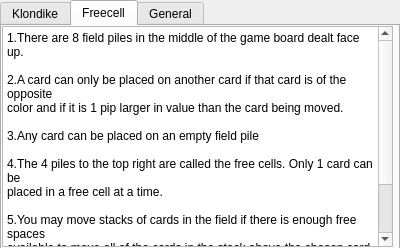
The window that CardGame/help.ui (kiloecho78/CS4865) describes before a commit, drawn with Qt 5.
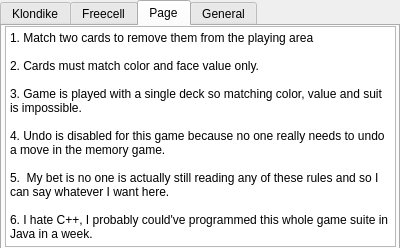
The same window after the commit. Icons and pictures are not drawn.

Commit message: Completed MatchGame added PreferencesPage ui.  Working on adding pics to PreferencesPage.

Patch:
```diff
--- a/CardGame/help.ui
+++ b/CardGame/help.ui
@@ -42,7 +42,7 @@
     <bool>false</bool>
    </property>
    <property name="currentIndex">
-    <number>1</number>
+    <number>2</number>
    </property>
    <widget class="QWidget" name="KlondikeTab">
     <attribute name="title">
@@ -116,6 +116,37 @@
      </property>
     </widget>
    </widget>
+   <widget class="QWidget" name="Match">
+    <attribute name="title">
+     <string>Page</string>
+    </attribute>
+    <widget class="QPlainTextEdit" name="plainTextEdit_4">
+     <property name="geometry">
+      <rect>
+       <x>3</x>
+       <y>0</y>
+       <width>391</width>
+       <height>221</height>
+      </rect>
+     </property>
+     <property name="readOnly">
+      <bool>true</bool>
+     </property>
+     <property name="plainText">
+      <string>1. Match two cards to remove them from the playing area
+
+2. Cards must match color and face value only.
+
+3. Game is played with a single deck so matching color, value and suit is impossible.
+
+4. Undo is disabled for this game because no one really needs to undo a move in the memory game.
+
+5.  My bet is no one is actually still reading any of these rules and so I can say whatever I want here.
+
+6. I hate C++, I probably could've programmed this whole game suite in Java in a week.</string>
+     </property>
+    </widget>
+   </widget>
    <widget class="QWidget" name="GeneralHelpTab">
     <attribute name="title">
      <string>General</string>
```
Left out of the diff: 5 changed lines with no effect on the pictures. The commit also changes 9 other files.
